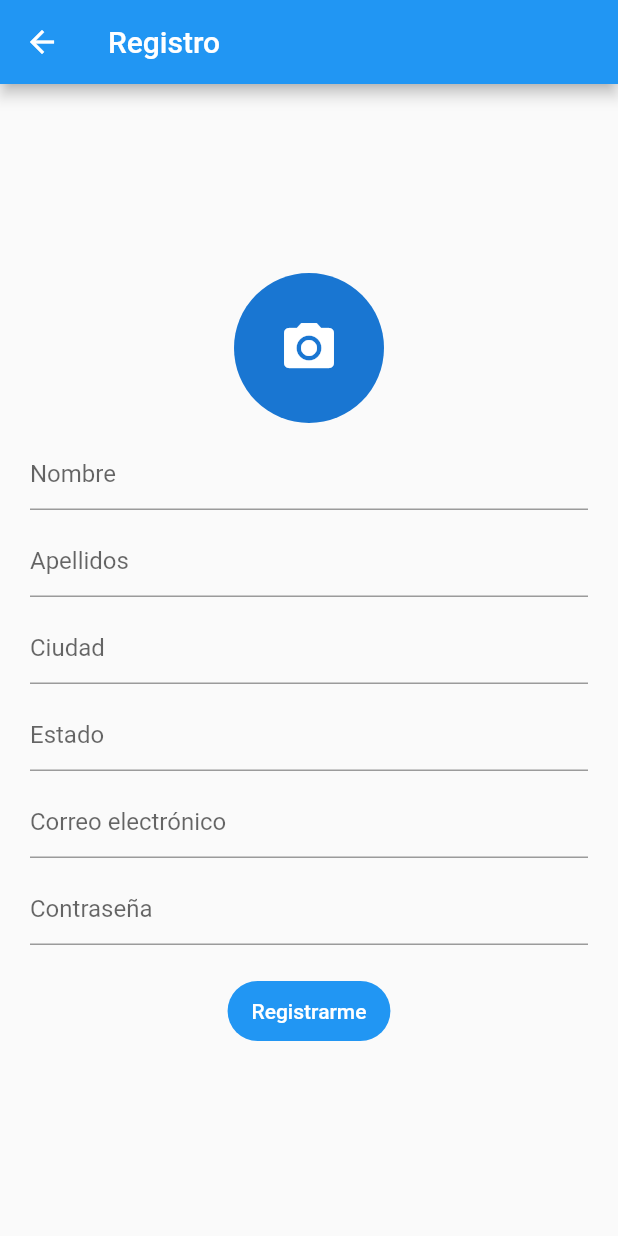
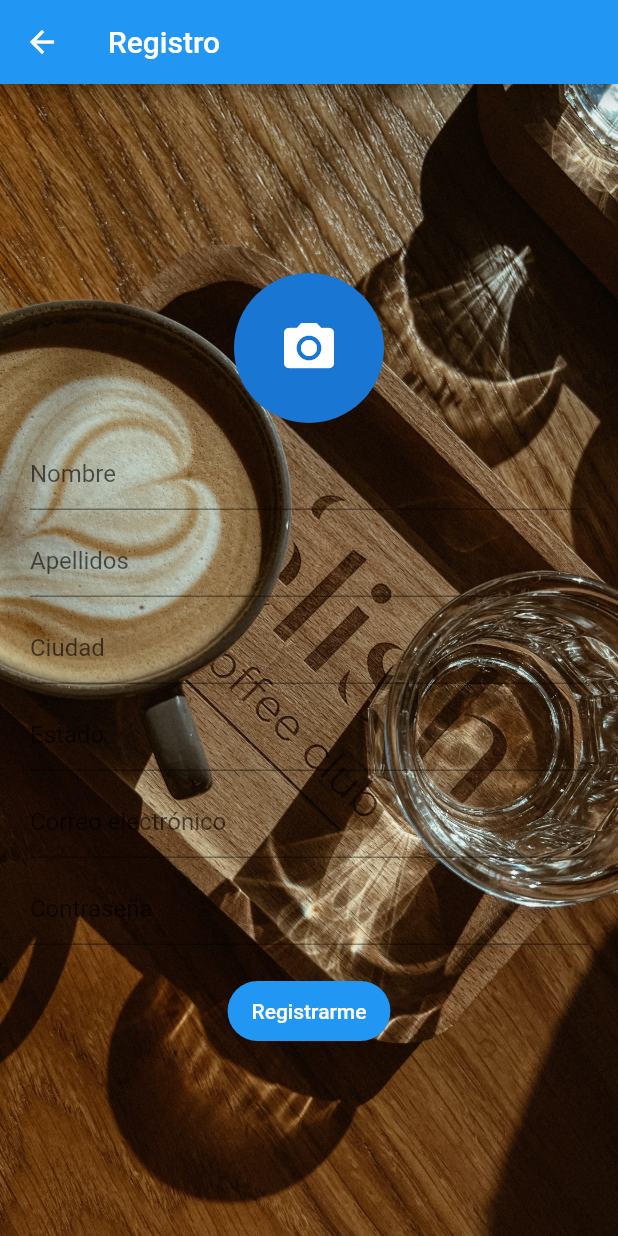
Before and after one commit to goyitauwu/proyecto_cafe, a Flutter app: the screen it shows after launch, after a tap on "¿No tienes una cuenta? Regístrate aquí", on a phone screen of 412 x 824 dp. Run offline on Flutter 3.47's test engine with Material 2 defaults, Android fonts, the phone set to English and light mode, and no system bars; our stand-ins replace cloud_firestore, firebase_storage, image_picker, introduction_screen; missing offline and left inert: custom_signin_buttons; accounts and stored records are empty.

Commit message:
home screen

```diff
--- a/lib/screens/login_screen.dart
+++ b/lib/screens/login_screen.dart
@@ -1,60 +1,82 @@
 import 'package:flutter/material.dart';
+import 'package:proyecto_cafe/screens/home_screen.dart';
 import 'package:proyecto_cafe/screens/register_screen.dart';
+import 'package:custom_signin_buttons/custom_signin_buttons.dart';
 
 class LoginScreen extends StatelessWidget {
   const LoginScreen({super.key});
 
+
   @override
   Widget build(BuildContext context) {
     return Scaffold(
-      appBar: AppBar(
+      /*appBar: AppBar(
         title: Text('Iniciar sesión'),
-      ),
-      body: Padding(
-        padding: EdgeInsets.all(20.0),
-        child: Column(
+      ), */
+      body: Container(
+        decoration: const BoxDecoration(
+          image: DecorationImage(
+            image: AssetImage('assets/fondo2.jpg'),
+            opacity: 0.65,
+            fit: BoxFit.cover,
+          ),
+        ),
+        child: Padding(
+          padding: EdgeInsets.all(20.0),
+          child: Column(
           mainAxisAlignment: MainAxisAlignment.center,
           children: [
-            TextField(
+            const TextField(
               decoration: InputDecoration(
                 hintText: 'Correo electrónico',
               ),
             ),
             SizedBox(height: 20.0),
-            TextField(
+            const TextField(
               decoration: InputDecoration(
                 hintText: 'Contraseña',
               ),
               obscureText: true,
             ),
             SizedBox(height: 20.0),
-            FilledButton(
-              child: Text('Acceder'),
+            CustomSignInButton(
+              text: 'Sign In With Email',
+              customIcon: Icons.email,
+              buttonColor: Colors.blue,
+              iconColor: Colors.white,
+              textColor: Colors.white,
+              width: 200,
               onPressed: () {
-                // Lógica de inicio de sesión
+                Navigator.push(context,
+                MaterialPageRoute(builder: (context) => HomeScreen()));
               },
             ),
             SizedBox(height: 20.0),
-            Text(
+             const Text(
               'Iniciar sesión con:',
               style: TextStyle(
                 fontSize: 16.0,
                 fontWeight: FontWeight.bold,
+                color: Colors.white,
               ),
             ),
             SizedBox(height: 20.0),
             Row(
               mainAxisAlignment: MainAxisAlignment.center,
               children: [
-                FilledButton(
-                  child: Text('Google'),
+                SignInButton(
+                  button: Button.Google,
+                  mini: true,
+                  borderRadius: 50,
                   onPressed: () {
                     // Lógica de inicio de sesión con Google
                   },
                 ),
                 SizedBox(width: 20.0),
-                FilledButton(
-                  child: Text('Facebook'),
+                SignInButton(
+                  button: Button.Facebook,
+                  mini: true,
+                  borderRadius: 50,
                   onPressed: () {
                     // Lógica de inicio de sesión con Facebook
                   },
@@ -67,10 +89,26 @@ class LoginScreen extends StatelessWidget {
                 Navigator.push(context,
                 MaterialPageRoute(builder: (context) => RegisterScreen()));
               },
-              child: Text(
+              child: const Text(
                 '¿No tienes una cuenta? Regístrate aquí',
                 style: TextStyle(
                   fontSize: 16.0,
+                  color: Colors.white70,
+                  fontWeight: FontWeight.bold,
+                  decoration: TextDecoration.underline,
+                ),
+              ),
+            ),
+            SizedBox(height: 20.0),
+            GestureDetector(
+              onTap: () {
+
+              },
+              child: const Text(
+                'Olvide mi contraseña',
+                style: TextStyle(
+                  fontSize: 16.0,
+                  color: Colors.white70,
                   fontWeight: FontWeight.bold,
                   decoration: TextDecoration.underline,
                 ),
@@ -79,6 +117,7 @@ class LoginScreen extends StatelessWidget {
           ],
         ),
       ),
+      )
     );
   }
 }
--- a/lib/screens/register_screen.dart
+++ b/lib/screens/register_screen.dart
@@ -93,9 +93,16 @@ class _RegisterScreenState extends State<RegisterScreen> {
       appBar: AppBar(
         title: Text('Registro'),
       ),
-      body: Padding(
-        padding: EdgeInsets.all(20.0),
-        child: Column(
+      body: Container(
+        decoration: const BoxDecoration(
+          image: DecorationImage(
+          image: AssetImage('assets/fondo.jpg'), // Cambiar por tu propia imagen de fondo
+            fit: BoxFit.cover,
+          ),
+        ),
+        child: Padding(
+          padding: EdgeInsets.all(20.0),
+          child: Column(
           mainAxisAlignment: MainAxisAlignment.center,
           children: [
             GestureDetector(
@@ -161,6 +168,7 @@ class _RegisterScreenState extends State<RegisterScreen> {
           ],
         ),
       ),
+    )
     );
   }
 }
```
Also changed, not shown: lib/screens/home_screen.dart (added, +195 -0 lines), pubspec.yaml (+9 -0 lines), assets/fondo.jpg (added), assets/fondo2.jpg (added), pubspec.lock, 5 other files.
